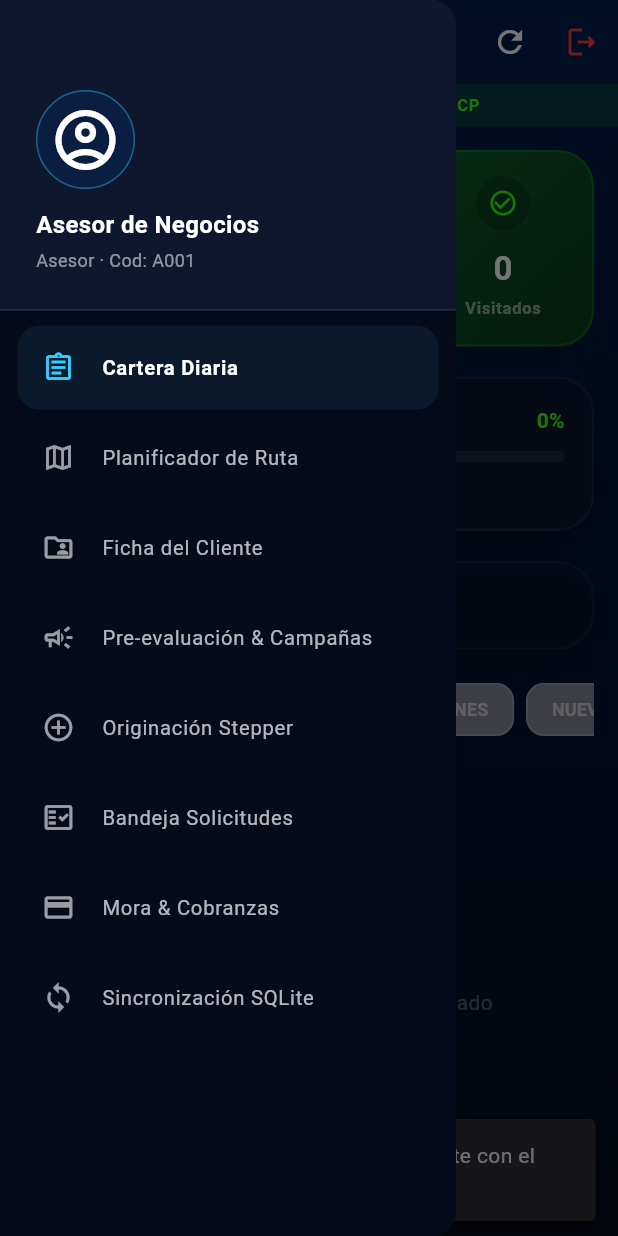
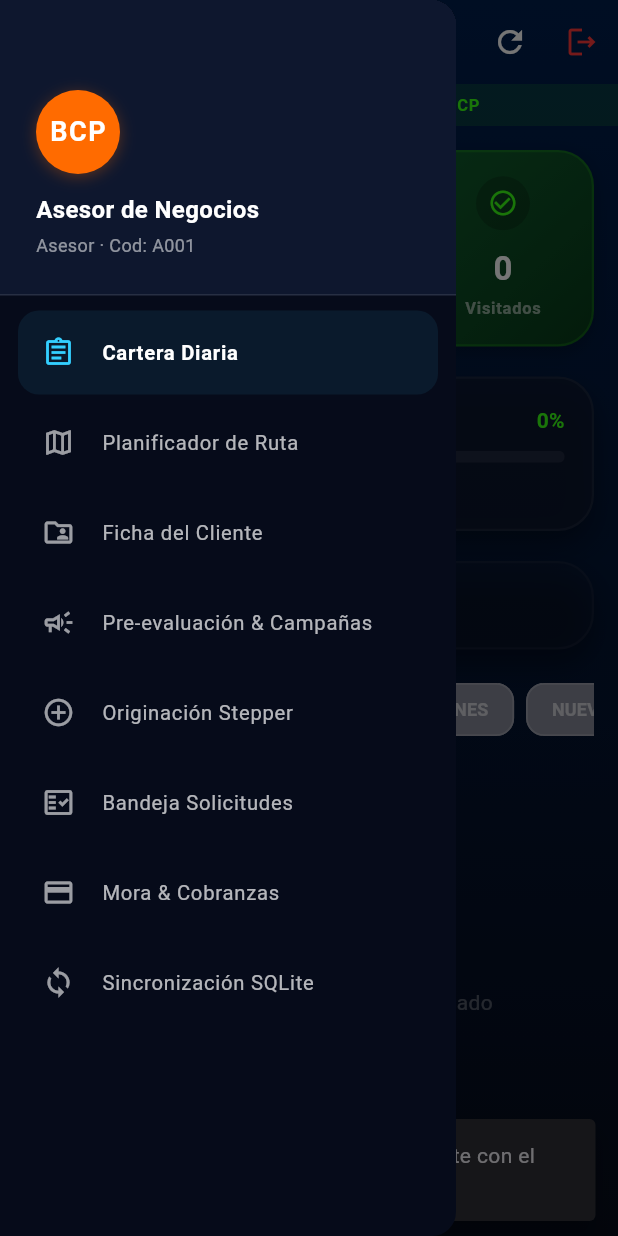
Before and after one commit to KeenGuerra/AppBcp, a Flutter app: the AsesorDashboardScreen screen opened by its route, with the side drawer open, on a phone screen of 412 x 824 dp. Run offline on Flutter 3.47's test engine with Material 3 defaults, Android fonts, the phone set to English and light mode, and no system bars; our stand-ins replace connectivity_plus, dio, fl_chart, flutter_riverpod, flutter_secure_storage, go_router and 3 more; accounts and stored records are empty; network calls fail.

Commit message:
Mejora app

```diff
--- a/mobile_app_bcp/lib/features/cliente_homebanking/presentation/widgets/bcp_logo.dart
+++ b/mobile_app_bcp/lib/features/cliente_homebanking/presentation/widgets/bcp_logo.dart
@@ -5,6 +5,8 @@
   final double paddingHorizontal;
   final double paddingVertical;
   final bool isDarkBackground;
+  final bool isCircle;
+  final double? size;
 
   const BcpLogo({
     super.key,
@@ -12,17 +14,48 @@
     this.paddingHorizontal = 10.0,
     this.paddingVertical = 5.0,
     this.isDarkBackground = false,
+    this.isCircle = false,
+    this.size,
   });
 
   @override
   Widget build(BuildContext context) {
+    if (isCircle) {
+      final double s = size ?? (fontSize * 2.8);
+      return Container(
+        width: s,
+        height: s,
+        decoration: BoxDecoration(
+          color: const Color(0xFFFF6B00),
+          shape: BoxShape.circle,
+          boxShadow: [
+            BoxShadow(
+              color: const Color(0xFFFF6B00).withOpacity(0.3),
+              blurRadius: 8,
+              offset: const Offset(0, 2),
+            ),
+          ],
+        ),
+        child: Center(
+          child: Text(
+            'BCP',
+            style: TextStyle(
+              color: Colors.white,
+              fontWeight: FontWeight.bold,
+              fontSize: fontSize,
+              letterSpacing: 1.0,
+            ),
+          ),
+        ),
+      );
+    }
     return Container(
       padding: EdgeInsets.symmetric(
         horizontal: paddingHorizontal,
         vertical: paddingVertical,
       ),
       decoration: BoxDecoration(
-        color: const Color(0xFFFF6B00), // BCP Orange
+        color: const Color(0xFFFF6B00),
         borderRadius: BorderRadius.circular(6),
         boxShadow: [
           BoxShadow(
--- a/mobile_app_bcp/lib/features/fuerza_ventas/presentation/screens/asesor_dashboard_screen.dart
+++ b/mobile_app_bcp/lib/features/fuerza_ventas/presentation/screens/asesor_dashboard_screen.dart
@@ -8,6 +8,7 @@
 import 'package:mobile_app_bcp/core/storage/local_database.dart';
 import 'package:mobile_app_bcp/core/storage/local_draft_service.dart';
 import 'package:mobile_app_bcp/features/auth/presentation/providers/auth_provider.dart';
+import 'package:mobile_app_bcp/features/cliente_homebanking/presentation/widgets/bcp_logo.dart';
 import 'package:signature/signature.dart';
 import 'package:sqflite/sqflite.dart';
 import 'dart:convert';
@@ -1540,14 +1541,22 @@
           backgroundColor: Colors.transparent,
           elevation: 0,
           iconTheme: const IconThemeData(color: Colors.white),
-          title: Text(
-            'Fuerza de Ventas BCP - ${userRole.toUpperCase()}',
-            style: const TextStyle(
-              color: Colors.white,
-              fontWeight: FontWeight.bold,
-              fontSize: 16,
-              letterSpacing: 0.5,
-            ),
+          title: Row(
+            children: [
+              const BcpLogo(fontSize: 11, paddingHorizontal: 7, paddingVertical: 3),
+              const SizedBox(width: 10),
+              Expanded(
+                child: Text(
+                  'Fuerza de Ventas - ${userRole.toUpperCase()}',
+                  style: const TextStyle(
+                    color: Colors.white,
+                    fontWeight: FontWeight.bold,
+                    fontSize: 14,
+                    letterSpacing: 0.5,
+                  ),
+                ),
+              ),
+            ],
           ),
           actions: [
             // Notifications / Alert stack
@@ -1610,15 +1619,7 @@
                 child: Column(
                   crossAxisAlignment: CrossAxisAlignment.start,
                   children: [
-                    Container(
-                      padding: const EdgeInsets.all(8),
-                      decoration: BoxDecoration(
-                        color: FuerzaVentasTheme.bcpBlue.withOpacity(0.3),
-                        shape: BoxShape.circle,
-                        border: Border.all(color: FuerzaVentasTheme.neonCyan.withOpacity(0.4)),
-                      ),
-                      child: const Icon(Icons.account_circle_outlined, size: 48, color: Colors.white),
-                    ),
+                    const BcpLogo(isCircle: true, fontSize: 18, size: 56),
                     const SizedBox(height: 12),
                     Text(
                       userState.name ?? 'Asesor de Negocios',
```
Also changed, not shown: mobile_app_bcp/lib/features/fuerza_ventas/presentation/widgets/stepper_view.dart (+8 -8 lines), mobile_app_bcp/lib/features/supervisor/presentation/screens/supervisor_dashboard_screen.dart (+8 -1 lines).
